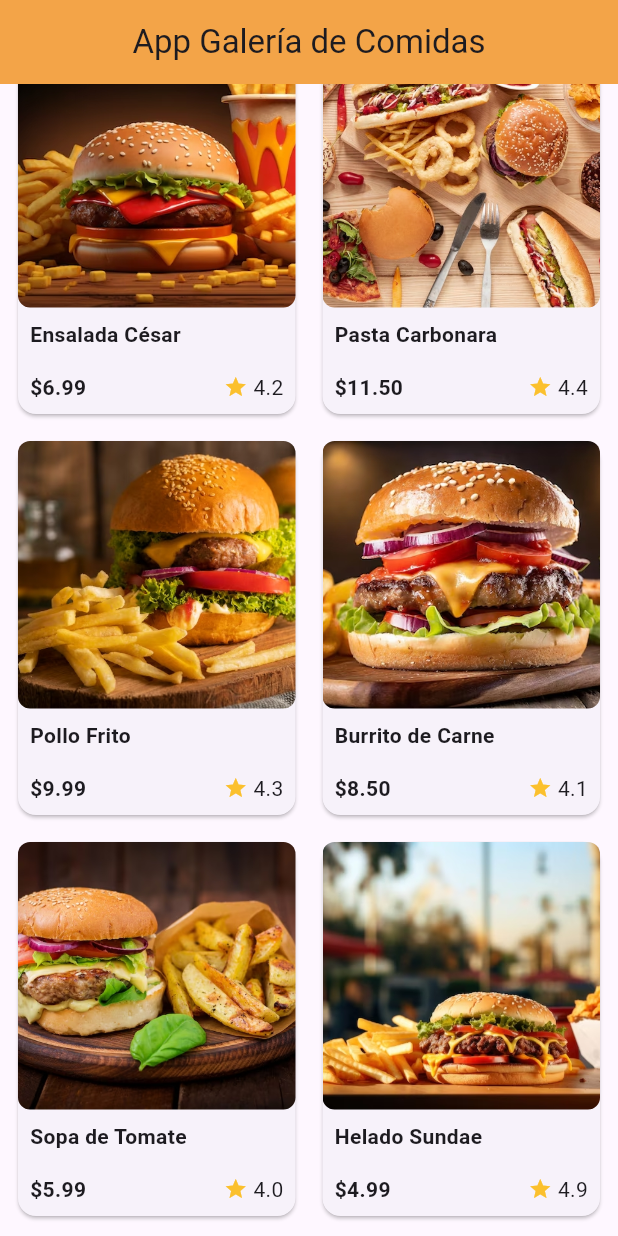
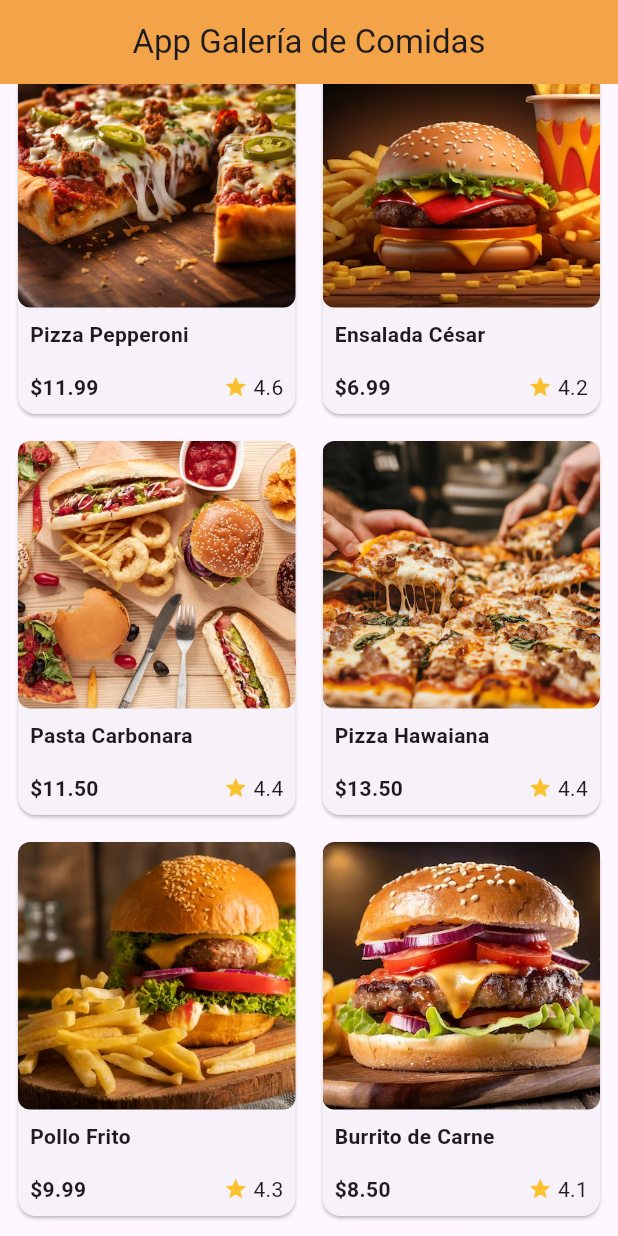
Before and after one commit to urian121/food-gallery-con-flutter, a Flutter app: the screen it shows after launch, scrolled down 576 dp, on a phone screen of 412 x 824 dp. Run offline on Flutter 3.47's test engine with Material 3 defaults, Android fonts, the phone set to English and light mode, and no system bars.

Commit message:
mejorando el json

```diff
--- a/lib/main.dart
+++ b/lib/main.dart
@@ -1,6 +1,5 @@
 import 'package:flutter/material.dart';
 import 'dart:convert';
-
 
 void main() => runApp(const MyApp());
 
@@ -11,100 +10,180 @@ class MyApp extends StatelessWidget {
   static const String jsonData = '''
   [
     {
+      "id": 1,
       "image": "assets/comidas/1.jpg",
       "nombre": "Hamburguesa Clásica",
       "precio": 8.99,
-      "estrellas": 4.5
+      "estrellas": 4.5,
+      "descripcion": "Una jugosa hamburguesa con queso, lechuga, tomate y una salsa especial."
     },
     {
+      "id": 2,
       "image": "assets/comidas/2.jpg",
       "nombre": "Pizza Margherita",
       "precio": 12.50,
-      "estrellas": 4.7
+      "estrellas": 4.7,
+      "descripcion": "Pizza con salsa de tomate, mozzarella fresca y hojas de albahaca."
     },
     {
+      "id": 3,
       "image": "assets/comidas/3.jpg",
       "nombre": "Tacos al Pastor",
       "precio": 7.99,
-      "estrellas": 4.8
+      "estrellas": 4.8,
+      "descripcion": "Tacos tradicionales mexicanos con carne al pastor, piña y cilantro."
     },
     {
+      "id": 4,
       "image": "assets/comidas/4.jpg",
       "nombre": "Sushi Variado",
       "precio": 15.99,
-      "estrellas": 4.6
+      "estrellas": 4.6,
+      "descripcion": "Un surtido de sushi fresco con salmón, atún y camarón."
     },
     {
+      "id": 5,
+      "image": "assets/comidas/17.jpg",
+      "nombre": "Pizza Pepperoni",
+      "precio": 11.99,
+      "estrellas": 4.6,
+      "descripcion": "Pizza clásica con pepperoni crujiente y queso derretido."
+    },
+    {
+      "id": 6,
       "image": "assets/comidas/5.jpg",
       "nombre": "Ensalada César",
       "precio": 6.99,
-      "estrellas": 4.2
+      "estrellas": 4.2,
+      "descripcion": "Ensalada con lechuga romana, crutones, queso parmesano y aderezo César."
     },
     {
+      "id": 7,
       "image": "assets/comidas/6.jpg",
       "nombre": "Pasta Carbonara",
       "precio": 11.50,
-      "estrellas": 4.4
+      "estrellas": 4.4,
+      "descripcion": "Pasta con una salsa cremosa de huevo, queso y panceta."
     },
     {
+      "id": 8,
+      "image": "assets/comidas/18.jpg",
+      "nombre": "Pizza Hawaiana",
+      "precio": 13.50,
+      "estrellas": 4.4,
+      "descripcion": "Pizza con piña, jamón y queso fundido."
+    },
+    {
+      "id": 9,
       "image": "assets/comidas/7.jpg",
       "nombre": "Pollo Frito",
       "precio": 9.99,
-      "estrellas": 4.3
+      "estrellas": 4.3,
+      "descripcion": "Pollo crujiente y jugoso acompañado de papas fritas."
     },
     {
+      "id": 10,
       "image": "assets/comidas/8.jpg",
       "nombre": "Burrito de Carne",
       "precio": 8.50,
-      "estrellas": 4.1
+      "estrellas": 4.1,
+      "descripcion": "Burrito relleno de carne de res, frijoles, arroz y salsa."
     },
     {
+      "id": 11,
       "image": "assets/comidas/9.jpg",
       "nombre": "Sopa de Tomate",
       "precio": 5.99,
-      "estrellas": 4.0
+      "estrellas": 4.0,
+      "descripcion": "Sopa cremosa de tomate, ideal para acompañar con pan crujiente."
     },
     {
+      "id": 12,
+      "image": "assets/comidas/19.jpg",
+      "nombre": "Pizza Cuatro Quesos",
+      "precio": 14.00,
+      "estrellas": 4.8,
+      "descripcion": "Pizza con una deliciosa mezcla de mozzarella, gorgonzola, parmesano y ricotta."
+    },
+    {
+      "id": 13,
+      "image": "assets/comidas/20.jpg",
+      "nombre": "Pizza Vegetariana",
+      "precio": 12.00,
+      "estrellas": 4.2,
+      "descripcion": "Pizza con champiñones, pimientos, cebolla y aceitunas."
+    },
+    {
+      "id": 14,
       "image": "assets/comidas/10.jpg",
       "nombre": "Helado Sundae",
       "precio": 4.99,
-      "estrellas": 4.9
+      "estrellas": 4.9,
+      "descripcion": "Helado con topping de chocolate, nueces y crema batida."
     },
     {
+      "id": 15,
       "image": "assets/comidas/11.jpg",
       "nombre": "Nachos con Queso",
       "precio": 7.50,
-      "estrellas": 4.2
+      "estrellas": 4.2,
+      "descripcion": "Nachos crujientes cubiertos con queso derretido y jalapeños."
     },
     {
+      "id": 16,
       "image": "assets/comidas/12.jpg",
       "nombre": "Alitas de Pollo BBQ",
       "precio": 10.99,
-      "estrellas": 4.6
+      "estrellas": 4.6,
+      "descripcion": "Alitas bañadas en salsa BBQ, perfectas para compartir."
     },
     {
+      "id": 17,
       "image": "assets/comidas/13.jpg",
       "nombre": "Wrap de Pollo",
       "precio": 6.99,
-      "estrellas": 4.3
+      "estrellas": 4.3,
+      "descripcion": "Wrap relleno de pollo a la parrilla, lechuga y aderezo ranch."
     },
     {
+      "id": 18,
       "image": "assets/comidas/14.jpg",
       "nombre": "Fajitas de Res",
       "precio": 13.99,
-      "estrellas": 4.7
+      "estrellas": 4.7,
+      "descripcion": "Fajitas de res con pimientos y cebolla, servidas con tortillas."
     },
     {
+      "id": 19,
+      "image": "assets/comidas/21.jpg",
+      "nombre": "Pizza BBQ Pollo",
+      "precio": 15.00,
+      "estrellas": 4.7,
+      "descripcion": "Pizza con pollo a la parrilla, salsa BBQ y queso cheddar."
+    },
+    {
+      "id": 20,
+      "image": "assets/comidas/22.jpg",
+      "nombre": "Pizza Mexicana",
+      "precio": 14.50,
+      "estrellas": 4.5,
+      "descripcion": "Pizza con chorizo, jalapeños, frijoles refritos y queso."
+    },
+    {
+      "id": 21,
       "image": "assets/comidas/15.jpg",
       "nombre": "Smoothie de Frutas",
       "precio": 4.50,
-      "estrellas": 4.4
+      "estrellas": 4.4,
+      "descripcion": "Batido fresco de frutas mixtas con base de yogur."
     },
     {
+      "id": 22,
       "image": "assets/comidas/16.jpg",
       "nombre": "Donas Glaseadas",
       "precio": 3.99,
-      "estrellas": 4.8
+      "estrellas": 4.8,
+      "descripcion": "Donas esponjosas cubiertas con un glaseado dulce."
     }
   ]
   ''';
@@ -129,13 +208,13 @@ class MyApp extends StatelessWidget {
           gridDelegate: const SliverGridDelegateWithFixedCrossAxisCount(
             crossAxisCount: 2, // Esto muestra dos elementos por fila.
             crossAxisSpacing: 10, // Añaden espacio entre los elementos.
-            mainAxisSpacing: 10,  // Añaden espacio entre los elementos.
-            childAspectRatio: 0.75, // Esto hace que cada elemento sea un poco más alto que ancho.
+            mainAxisSpacing: 10, // Añaden espacio entre los elementos.
+            childAspectRatio:
+                0.75, // Esto hace que cada elemento sea un poco más alto que ancho.
           ),
-          itemCount: foodItems.length,  // Total de elementos a mostrar.
+          itemCount: foodItems.length, // Total de elementos a mostrar.
           itemBuilder: (context, index) {
             final item = foodItems[index]; // Obtiene el ítem actual (comida).
-
 
             return Card(
               child: Column(
@@ -146,34 +225,40 @@ class MyApp extends StatelessWidget {
                     child: Container(
                       decoration: BoxDecoration(
                         image: DecorationImage(
-                          image: AssetImage(item['image']), // Ruta de la imagen.
-                          fit: BoxFit.cover, // Asegura que la imagen ocupe todo el espacio.
+                          image:
+                              AssetImage(item['image']), // Ruta de la imagen.
+                          fit: BoxFit
+                              .cover, // Asegura que la imagen ocupe todo el espacio.
                         ),
-                          borderRadius: const BorderRadius.all( Radius.circular(8.0) ), // Esto hace que la imagen sea redondeada.
-                        ),
+                        borderRadius: const BorderRadius.all(Radius.circular(
+                            8.0)), // Esto hace que la imagen sea redondeada.
                       ),
                     ),
+                  ),
                   Padding(
                     padding: const EdgeInsets.all(8.0),
-                     // Muestra el nombre y los detalles (precio y estrellas).
+                    // Muestra el nombre y los detalles (precio y estrellas).
                     child: Column(
                       crossAxisAlignment: CrossAxisAlignment.start,
                       children: [
                         Text(
-                          item['nombre'],  // Nombre de la comida.
+                          item['nombre'], // Nombre de la comida.
                           style: const TextStyle(fontWeight: FontWeight.bold),
                         ),
-                        const SizedBox( height: 15.0),
+                        const SizedBox(height: 15.0),
                         Row(
                           mainAxisAlignment: MainAxisAlignment.spaceBetween,
                           children: [
                             Text(
                               '\$${item['precio'].toStringAsFixed(2)}', // Precio de la comida.
-                              style: const TextStyle(fontWeight: FontWeight.bold),
+                              style:
+                                  const TextStyle(fontWeight: FontWeight.bold),
                             ),
                             Row(
                               children: [
-                                Icon(Icons.star, color: Colors.yellow[700], size: 16), // Icono de estrella.
+                                Icon(Icons.star,
+                                    color: Colors.yellow[700],
+                                    size: 16), // Icono de estrella.
                                 Text(' ${item['estrellas']}'),
                               ],
                             ),
```
Also changed, not shown: assets/comidas/17.jpg (added), assets/comidas/18.jpg (added), assets/comidas/19.jpg (added), assets/comidas/20.jpg (added), assets/comidas/21.jpg (added), assets/comidas/22.jpg (added).
